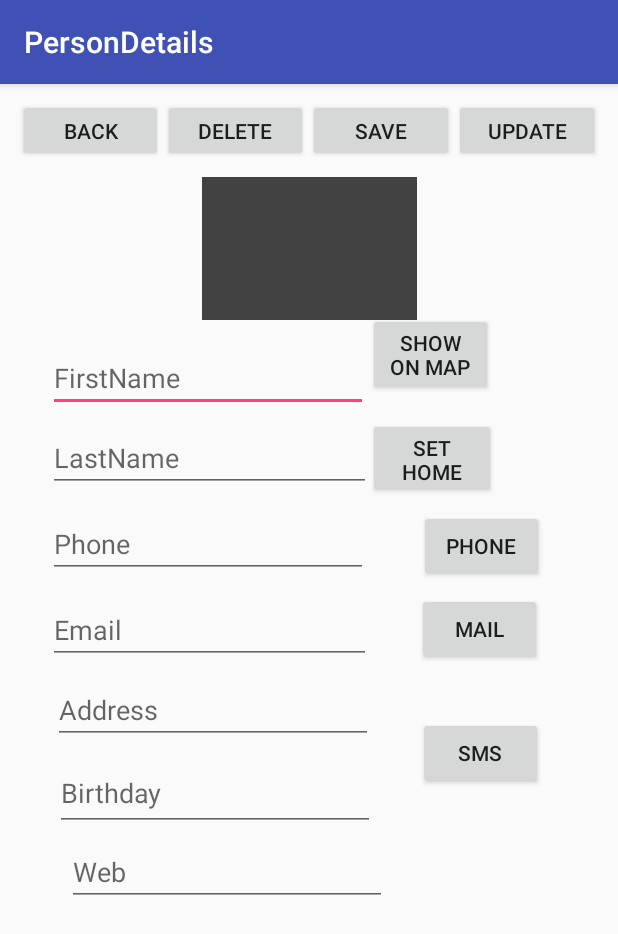
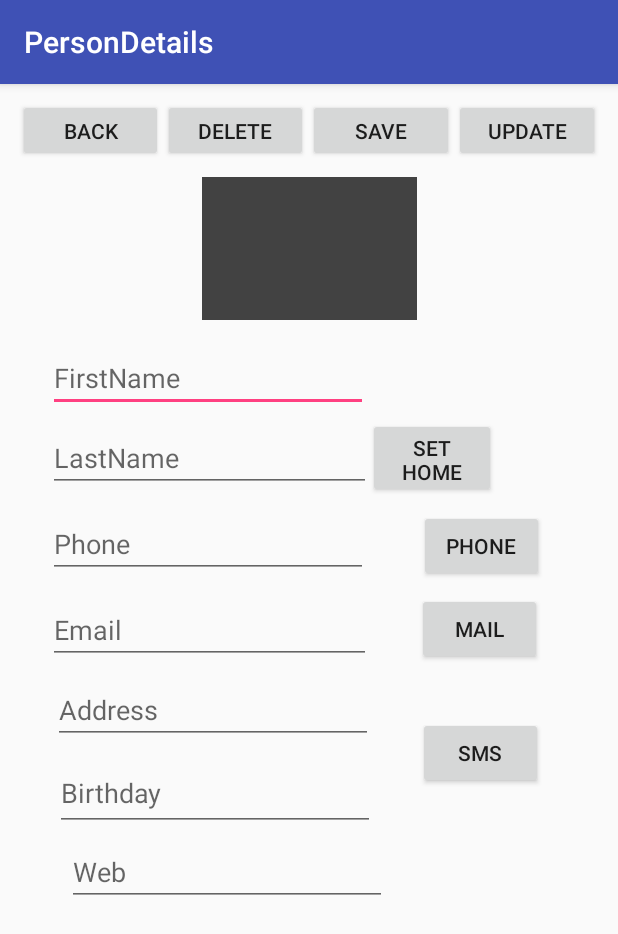
Before and after one commit to BetterEdition/FriendsAppRepo, an Android app: the screen it shows after launch (DetailsActivity), after a tap on "ADD", on a phone screen of 412 x 824 dp. Shown: the top 934 px of the screen. Run offline under Robolectric (Android 15) with nearby library versions, the phone set to English and light mode, and no system bars.

Commit message:
Final product

```diff
--- a/app/src/main/java/com/example/jesperenemark/friendsapp/Controller/MainActivity.java
+++ b/app/src/main/java/com/example/jesperenemark/friendsapp/Controller/MainActivity.java
@@ -8,34 +8,21 @@ import android.view.MenuItem;
 import android.view.View;
 import android.widget.AdapterView;
 import android.widget.ArrayAdapter;
-import android.widget.Button;
-import android.widget.EditText;
 import android.widget.ListView;
-import android.widget.TextView;
-import android.widget.Toast;
 
 import com.example.jesperenemark.friendsapp.BE.Friend;
-import com.example.jesperenemark.friendsapp.CustomAdapter;
 import com.example.jesperenemark.friendsapp.DAO.AppProvider;
 import com.example.jesperenemark.friendsapp.R;
-
 import java.util.ArrayList;
 
 public class MainActivity extends AppCompatActivity {
     private static final String TAG = "MainActivity";
 
-    ArrayList<Friend> list;
-    ArrayAdapter<Friend> a;
-
-    ListView simpleList;
-    String friendlist[] = {"Tim"};
-    int fImg[] = {R.mipmap.ic_launcher_round};
+    ArrayList<String> listOfFriends = new ArrayList<String>();
+    ArrayAdapter<String> a;
 
     // reference to ListView widget
     private ListView listV;
-
-    TextView textView;
-
     AppProvider appProvider;
 
      @Override
@@ -44,9 +31,7 @@ public class MainActivity extends AppCompatActivity {
         setContentView(R.layout.activity_main);
 
         listV = (ListView) findViewById(R.id.friend_list);
-
         appProvider = new AppProvider(this);
-        fillList();
 
          listV.setOnItemClickListener(new AdapterView.OnItemClickListener() {
              @Override
@@ -65,16 +50,6 @@ public class MainActivity extends AppCompatActivity {
         fillList();
 
     }
-//    @Override
-//    protected void onCreate(Bundle savedInstanceState) {
-//        super.onCreate(savedInstanceState);
-//        setContentView(R.layout.activity_main);
-//        simpleList = (ListView) findViewById(R.id.friend_list);
-//        CustomAdapter customAdapter = new CustomAdapter(getApplicationContext(),friendlist , fImg);
-//        simpleList.setAdapter(customAdapter);
-//    }
-
-    // Populating main activity with menu_item
     @Override
     public boolean onCreateOptionsMenu(Menu menu) {
         // Inflate the menu_item; this adds items to the action bar if it is present.
@@ -104,13 +79,18 @@ public class MainActivity extends AppCompatActivity {
 
     public void fillList() {
 
-        AppProvider appProvider = new AppProvider(this);
-        a = new ArrayAdapter<Friend>(this,
-                        android.R.layout.simple_list_item_1,
-                        appProvider.getAll());
-        Log.d(TAG, "fillList: " + appProvider.getAll());
-        listV.setAdapter(a);
+            listOfFriends.clear();
+            for (Friend friend : appProvider.getAll()) {
+                listOfFriends.add("Fulde navn: " + friend.FirstName + " " + friend.LastName + "\n" + "Addresse: " + friend.Address);
+            }
+
+            AppProvider appProvider = new AppProvider(this);
+            a = new ArrayAdapter<String>(this,
+                    android.R.layout.simple_list_item_1,
+                    listOfFriends);
+            Log.d(TAG, "fillList: " + appProvider.getAll());
+            listV.setAdapter(a);
+        }
+
 
     }
-
-}
--- a/app/src/main/res/layout/detail.xml
+++ b/app/src/main/res/layout/detail.xml
@@ -119,21 +119,6 @@
         app:layout_constraintVertical_bias="0.0" />
 
     <Button
-        android:id="@+id/btnShowOnMap"
-        android:layout_width="83dp"
-        android:layout_height="55dp"
-        android:layout_marginBottom="8dp"
-        android:layout_marginEnd="16dp"
-        android:layout_marginTop="8dp"
-        android:layout_weight="1"
-        android:text="@string/show_on_map"
-        app:layout_constraintBottom_toTopOf="@+id/btnSetHome"
-        app:layout_constraintRight_toRightOf="parent"
-        app:layout_constraintStart_toEndOf="@+id/person_firstName"
-        app:layout_constraintTop_toTopOf="@+id/imageView"
-        app:layout_constraintVertical_bias="0.925" />
-
-    <Button
         android:id="@+id/btnSetHome"
         android:layout_width="85dp"
         android:layout_height="53dp"
```
Also changed, not shown: app/src/main/java/com/example/jesperenemark/friendsapp/Controller/DetailsActivity.java (+27 -22 lines).
